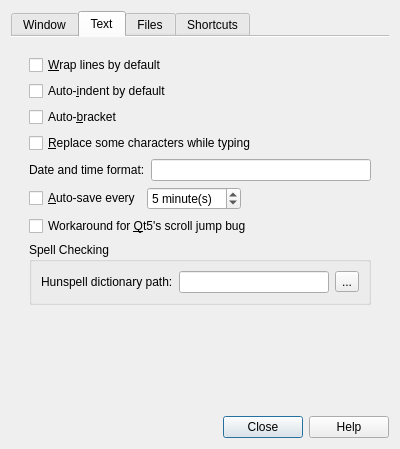
tsujan/FeatherNotes, file feathernotes/predDialog.ui: the form before one commit.
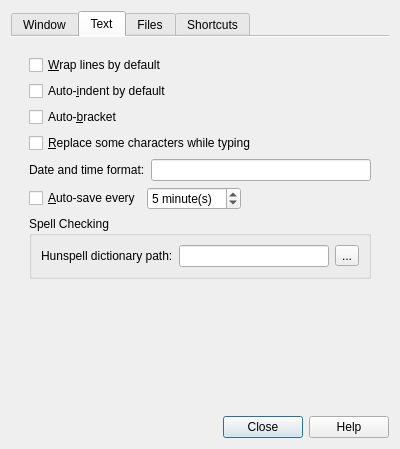
The form after the commit. The open tabs and pages were chosen to show the change.

Commit message:
Removed scroll jump workaround
It wasn't FeatherNotes' job.

```diff
--- a/feathernotes/predDialog.ui
+++ b/feathernotes/predDialog.ui
@@ -428,17 +428,6 @@
             </item>
            </layout>
           </item>
-          <item>
-           <widget class="QCheckBox" name="workaroundBox">
-            <property name="toolTip">
-             <string>This is not a complete fix but
-prevents annoying scroll jumps.</string>
-            </property>
-            <property name="text">
-             <string>Workaround for &amp;Qt5's scroll jump bug</string>
-            </property>
-           </widget>
-          </item>
           <item>
            <widget class="QGroupBox" name="dictGroupBox">
             <property name="title">
```
The commit also changes 29 other files.
